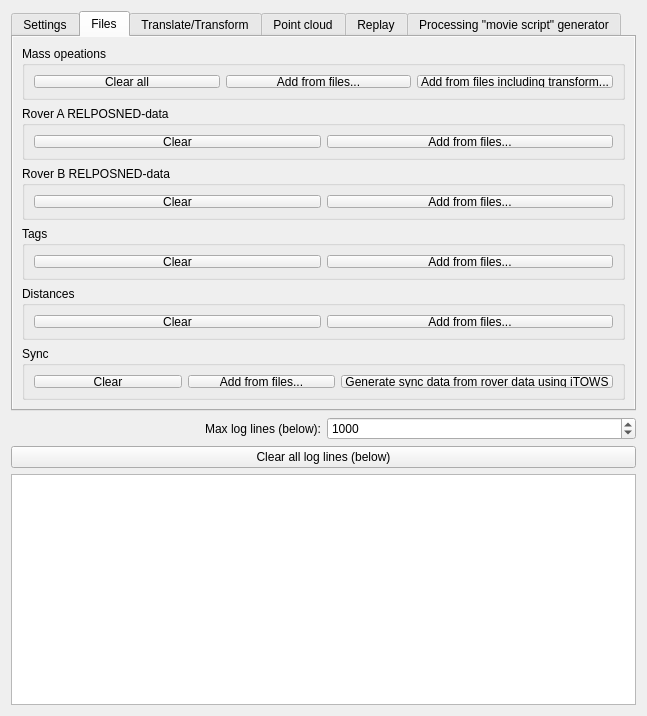
Above: postprocessform.ui from GNSS-Stylist/GNSS-Stylus before the change. Below: the same form after it.
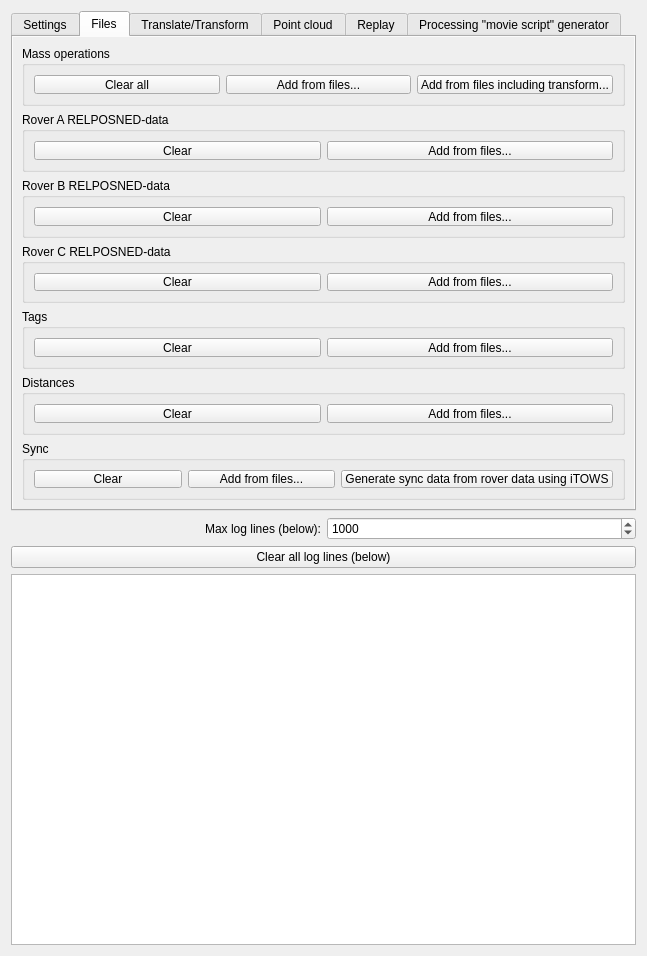
That is the form after the change.

Commit message:
Add partial 3rd rover support (log/replay)
- Added 3rd rover (rover C) to logging and replay.
- Moved saving of rover setting to MainWinRover-class
- Minor refactoring here and there

```diff
--- a/postprocessform.ui
+++ b/postprocessform.ui
@@ -7,7 +7,7 @@
     <x>0</x>
     <y>0</y>
     <width>647</width>
-    <height>716</height>
+    <height>956</height>
    </rect>
   </property>
   <property name="windowTitle">
@@ -31,7 +31,7 @@
      <property name="maximumSize">
       <size>
        <width>16777215</width>
-       <height>400</height>
+       <height>500</height>
       </size>
      </property>
      <property name="autoFillBackground">
@@ -304,7 +304,7 @@
           </size>
          </property>
          <property name="title">
-          <string>Mass opeations</string>
+          <string>Mass operations</string>
          </property>
          <layout class="QHBoxLayout" name="horizontalLayout_6">
           <item>
@@ -443,6 +443,53 @@
          </layout>
         </widget>
        </item>
+       <item>
+        <widget class="QGroupBox" name="groupBox_RELPOSNED_RoverC">
+         <property name="sizePolicy">
+          <sizepolicy hsizetype="Preferred" vsizetype="Minimum">
+           <horstretch>0</horstretch>
+           <verstretch>0</verstretch>
+          </sizepolicy>
+         </property>
+         <property name="maximumSize">
+          <size>
+           <width>16777215</width>
+           <height>16777215</height>
+          </size>
+         </property>
+         <property name="title">
+          <string>Rover C RELPOSNED-data</string>
+         </property>
+         <layout class="QHBoxLayout" name="horizontalLayout_8">
+          <item>
+           <widget class="QPushButton" name="pushButton_ClearRELPOSNEDData_RoverC">
+            <property name="sizePolicy">
+             <sizepolicy hsizetype="Minimum" vsizetype="Minimum">
+              <horstretch>0</horstretch>
+              <verstretch>0</verstretch>
+             </sizepolicy>
+            </property>
+            <property name="text">
+             <string>Clear</string>
+            </property>
+           </widget>
+          </item>
+          <item>
+           <widget class="QPushButton" name="pushButton_AddRELPOSNEDData_RoverC">
+            <property name="sizePolicy">
+             <sizepolicy hsizetype="Minimum" vsizetype="Minimum">
+              <horstretch>0</horstretch>
+              <verstretch>0</verstretch>
+             </sizepolicy>
+            </property>
+            <property name="text">
+             <string>Add from files...</string>
+            </property>
+           </widget>
+          </item>
+         </layout>
+        </widget>
+       </item>
        <item>
         <widget class="QGroupBox" name="groupBox_TagData">
          <property name="sizePolicy">
```
The commit also changes 7 other files.
